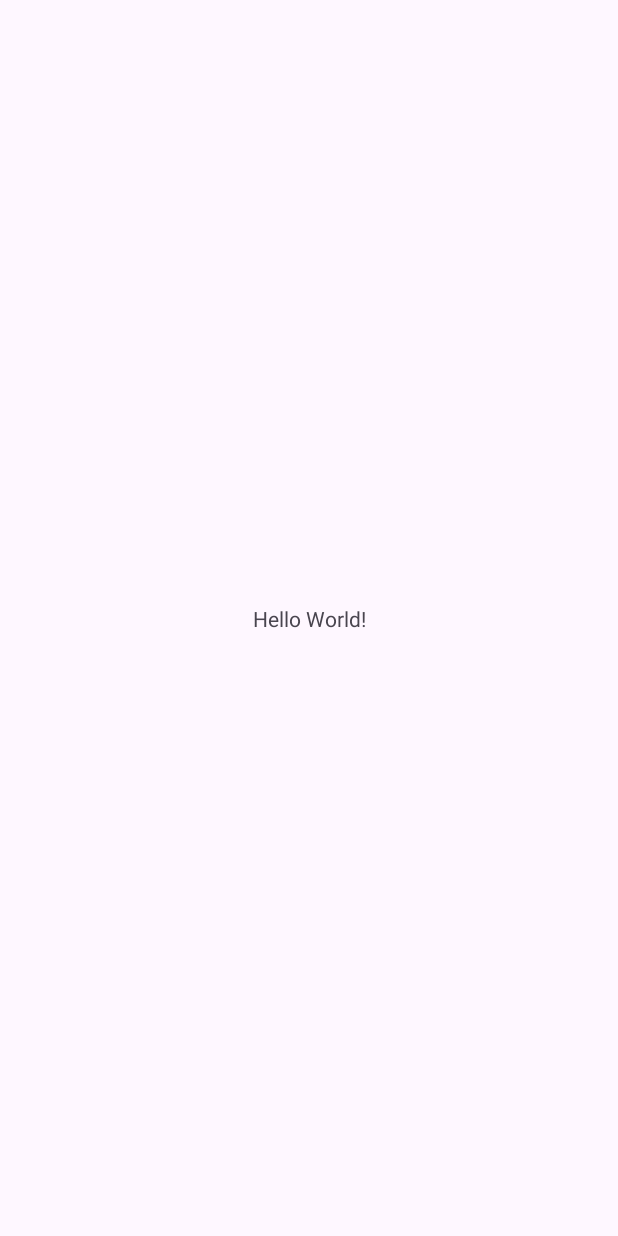
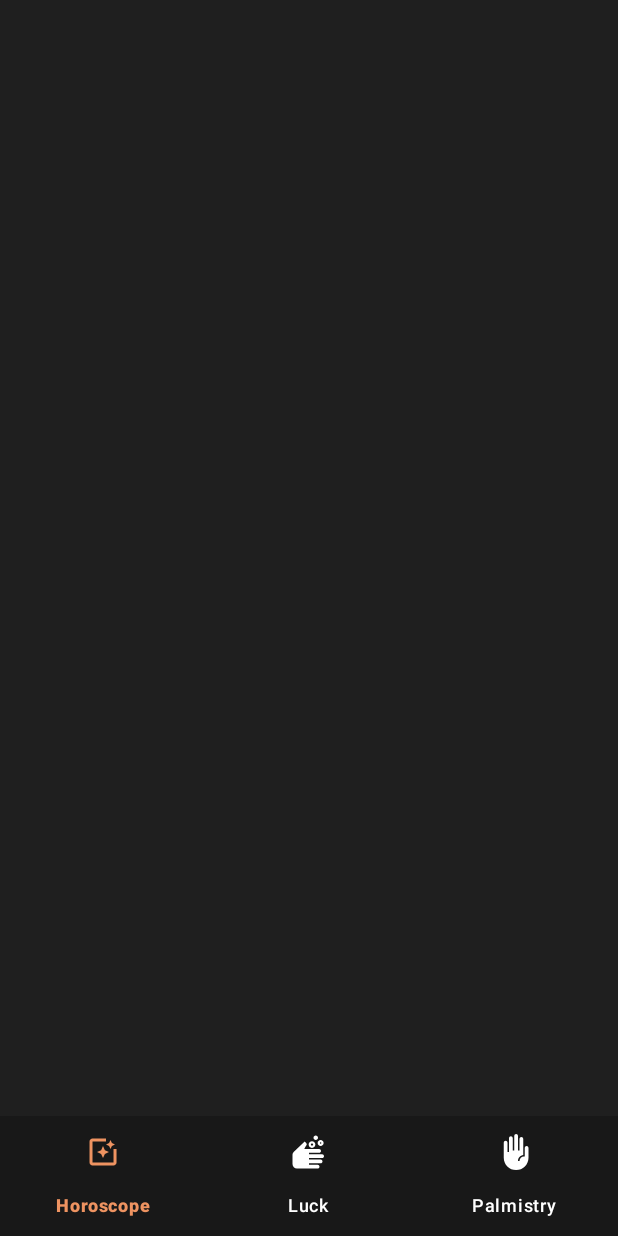
Before and after one commit to 4nd12030/HoroscApp, an Android app: the screen it shows after launch (MainActivity), on a phone screen of 412 x 824 dp. Before the commit the screen is almost empty. Run offline under Robolectric (Android 15) with nearby library versions, the phone set to English and light mode, and no system bars; our stand-ins replace navigation-ui.

Commit message:
Configurando navigation component

```diff
--- a/app/src/main/java/com/cursokotlin/horoscapp/ui/home/MainActivity.kt
+++ b/app/src/main/java/com/cursokotlin/horoscapp/ui/home/MainActivity.kt
@@ -1,12 +1,39 @@
 package com.cursokotlin.horoscapp.ui.home
 
+import android.os.Bundle
 import androidx.appcompat.app.AppCompatActivity
-import android.os.Bundle
+import androidx.navigation.NavController
+import androidx.navigation.fragment.NavHostFragment
+import androidx.navigation.ui.setupWithNavController
 import com.cursokotlin.horoscapp.R
+import com.cursokotlin.horoscapp.databinding.ActivityMainBinding
+import com.google.android.material.bottomnavigation.BottomNavigationView
 
 class MainActivity : AppCompatActivity() {
+
+    private lateinit var binding: ActivityMainBinding
+    private lateinit var navController: NavController
+    private lateinit var bottonNavigationView: BottomNavigationView
+
     override fun onCreate(savedInstanceState: Bundle?) {
         super.onCreate(savedInstanceState)
-        setContentView(R.layout.activity_main)
+        binding = ActivityMainBinding.inflate(layoutInflater)
+        setContentView(binding.root)
+
+        bottonNavigationView = binding.bottomNavView
+
+        initUI()
+
+    }
+
+    private fun initUI() {
+        initNavigation()
+    }
+
+
+    private fun initNavigation() {
+        val navHost = supportFragmentManager.findFragmentById(R.id.fragmentContainerView) as NavHostFragment
+        navController = navHost.navController
+        bottonNavigationView.setupWithNavController(navController)
     }
 }
--- /dev/null
+++ b/app/src/main/java/com/cursokotlin/horoscapp/ui/horoscope/HoroscopeFragment.kt
@@ -0,0 +1,26 @@
+package com.cursokotlin.horoscapp.ui.horoscope
+
+import android.os.Bundle
+import android.util.Log
+import android.view.LayoutInflater
+import android.view.View
+import android.view.ViewGroup
+import androidx.fragment.app.Fragment
+import com.cursokotlin.horoscapp.databinding.FragmentHoroscopeBinding
+
+class HoroscopeFragment : Fragment() {
+
+    private var _binding: FragmentHoroscopeBinding? = null
+    private val binding get() = _binding!!
+
+    override fun onCreateView(
+        inflater: LayoutInflater, container: ViewGroup?,
+        savedInstanceState: Bundle?
+    ): View {
+        _binding = FragmentHoroscopeBinding.inflate(layoutInflater, container, false)
+        Log.i("Fragment", "$binding")
+        // Inflate the layout for this fragment
+        return binding.root
+    }
+
+}
--- /dev/null
+++ b/app/src/main/java/com/cursokotlin/horoscapp/ui/luck/LuckFragment.kt
@@ -0,0 +1,28 @@
+package com.cursokotlin.horoscapp.ui.luck
+
+import android.os.Bundle
+import android.util.Log
+import android.view.LayoutInflater
+import android.view.View
+import android.view.ViewGroup
+import androidx.fragment.app.Fragment
+import com.cursokotlin.horoscapp.databinding.FragmentLuckBinding
+
+
+class LuckFragment : Fragment() {
+
+    private var _binding: FragmentLuckBinding? = null
+    private val binding get() = _binding!!
+
+
+    override fun onCreateView(
+        inflater: LayoutInflater, container: ViewGroup?,
+        savedInstanceState: Bundle?
+    ): View {
+        // Inflate the layout for this fragment
+        _binding = FragmentLuckBinding.inflate(layoutInflater, container, false)
+        Log.i("Fragment", "$binding")
+        return binding.root
+    }
+
+}
--- /dev/null
+++ b/app/src/main/java/com/cursokotlin/horoscapp/ui/palmistry/PalmistryFragment.kt
@@ -0,0 +1,27 @@
+package com.cursokotlin.horoscapp.ui.palmistry
+
+import android.os.Bundle
+import android.util.Log
+import android.view.LayoutInflater
+import android.view.View
+import android.view.ViewGroup
+import androidx.fragment.app.Fragment
+import com.cursokotlin.horoscapp.databinding.FragmentPalmistryBinding
+
+class PalmistryFragment : Fragment() {
+
+    private var _binding: FragmentPalmistryBinding? = null
+    private val binding get() = _binding!!
+
+    override fun onCreateView(
+        inflater: LayoutInflater, container: ViewGroup?,
+        savedInstanceState: Bundle?
+    ): View {
+//        Log.i("Fragment", "$binding")
+        _binding = FragmentPalmistryBinding.inflate(layoutInflater, container, false)
+        Log.i("Fragment", "$binding")
+        return binding.root
+    }
+
+
+}
--- /dev/null
+++ b/app/src/main/res/color/bottom_nav_selector.xml
@@ -0,0 +1,6 @@
+<?xml version="1.0" encoding="utf-8"?>
+<selector xmlns:android="http://schemas.android.com/apk/res/android">
+    <item android:color="@color/secondary" android:state_checked="true"/>
+    <item android:color="@color/accent"/>
+
+</selector>
--- /dev/null
+++ b/app/src/main/res/drawable/ic_horoscope.xml
@@ -0,0 +1,5 @@
+<vector android:height="800dp" android:tint="#000000"
+    android:viewportHeight="24" android:viewportWidth="24"
+    android:width="800dp" xmlns:android="http://schemas.android.com/apk/res/android">
+    <path android:fillColor="@android:color/white" android:pathData="M19.02,10v9L5,19L5,5h9L14,3L5.02,3c-1.1,0 -2,0.9 -2,2v14c0,1.1 0.9,2 2,2h14c1.1,0 2,-0.9 2,-2v-9h-2zM17,10l0.94,-2.06L20,7l-2.06,-0.94L17,4l-0.94,2.06L14,7l2.06,0.94zM13.25,10.75L12,8l-1.25,2.75L8,12l2.75,1.25L12,16l1.25,-2.75L16,12z"/>
+</vector>
--- /dev/null
+++ b/app/src/main/res/drawable/ic_lucky.xml
@@ -0,0 +1,5 @@
+<vector android:height="800dp" android:tint="#000000"
+    android:viewportHeight="24" android:viewportWidth="24"
+    android:width="800dp" xmlns:android="http://schemas.android.com/apk/res/android">
+    <path android:fillColor="@android:color/white" android:pathData="M9.12,5l-7.18,6.79C1.34,12.35 1,13.14 1,13.97V20c0,1.66 1.34,3 3,3h6.25H12h5.75c0.69,0 1.25,-0.56 1.25,-1.25s-0.56,-1.25 -1.25,-1.25H12v-1h7.75c0.69,0 1.25,-0.56 1.25,-1.25S20.44,17 19.75,17H12v-1h8.75c0.69,0 1.25,-0.56 1.25,-1.25s-0.56,-1.25 -1.25,-1.25H12v-1h6.75c0.69,0 1.25,-0.56 1.25,-1.25S19.44,10 18.75,10H8.86c0.64,-1.11 1.48,-2.58 1.49,-2.61c0.09,-0.16 0.14,-0.33 0.14,-0.53c0,-0.26 -0.09,-0.5 -0.26,-0.7C10.22,6.12 9.12,5 9.12,5L9.12,5zM14,6.25c0.41,0 0.75,0.34 0.75,0.75S14.41,7.75 14,7.75S13.25,7.41 13.25,7S13.59,6.25 14,6.25M14,4.75c-1.24,0 -2.25,1.01 -2.25,2.25S12.76,9.25 14,9.25S16.25,8.24 16.25,7S15.24,4.75 14,4.75L14,4.75zM19.75,5.5c0.28,0 0.5,0.22 0.5,0.5s-0.22,0.5 -0.5,0.5s-0.5,-0.22 -0.5,-0.5S19.47,5.5 19.75,5.5M19.75,4c-1.1,0 -2,0.9 -2,2s0.9,2 2,2s2,-0.9 2,-2S20.85,4 19.75,4L19.75,4zM16.5,1C15.67,1 15,1.67 15,2.5S15.67,4 16.5,4C17.33,4 18,3.33 18,2.5S17.33,1 16.5,1z"/>
+</vector>
--- /dev/null
+++ b/app/src/main/res/drawable/ic_palmistry.xml
@@ -0,0 +1,5 @@
+<vector android:height="800dp" android:tint="#000000"
+    android:viewportHeight="24" android:viewportWidth="24"
+    android:width="800dp" xmlns:android="http://schemas.android.com/apk/res/android">
+    <path android:fillColor="@android:color/white" android:pathData="M19.75,8c-0.69,0 -1.25,0.56 -1.25,1.25V15H18c-1.65,0 -3,1.35 -3,3h-1c0,-2.04 1.53,-3.72 3.5,-3.97l0,-10.78C17.5,2.56 16.94,2 16.25,2C15.56,2 15,2.56 15,3.25V11h-1V1.25C14,0.56 13.44,0 12.75,0S11.5,0.56 11.5,1.25V11h-1V2.75c0,-0.69 -0.56,-1.25 -1.25,-1.25S8,2.06 8,2.75V12H7V5.75C7,5.06 6.44,4.5 5.75,4.5S4.5,5.06 4.5,5.75v10c0,4.56 3.69,8.25 8.25,8.25S21,20.31 21,15.75v-6.5C21,8.56 20.44,8 19.75,8z"/>
+</vector>
--- a/app/src/main/res/layout/activity_main.xml
+++ b/app/src/main/res/layout/activity_main.xml
@@ -1,18 +1,35 @@
 <?xml version="1.0" encoding="utf-8"?>
-<androidx.constraintlayout.widget.ConstraintLayout xmlns:android="http://schemas.android.com/apk/res/android"
+<androidx.constraintlayout.widget.ConstraintLayout
+    xmlns:android="http://schemas.android.com/apk/res/android"
     xmlns:app="http://schemas.android.com/apk/res-auto"
     xmlns:tools="http://schemas.android.com/tools"
     android:layout_width="match_parent"
     android:layout_height="match_parent"
     tools:context=".ui.home.MainActivity">
 
-    <TextView
-        android:layout_width="wrap_content"
-        android:layout_height="wrap_content"
-        android:text="Hello World!"
+    <androidx.fragment.app.FragmentContainerView
+        android:id="@+id/fragmentContainerView"
+        android:name="androidx.navigation.fragment.NavHostFragment"
+        android:layout_width="0dp"
+        android:layout_height="0dp"
+        app:navGraph="@navigation/main_graph"
+        app:defaultNavHost="true"
         app:layout_constraintBottom_toBottomOf="parent"
         app:layout_constraintEnd_toEndOf="parent"
         app:layout_constraintStart_toStartOf="parent"
         app:layout_constraintTop_toTopOf="parent" />
 
+    <com.google.android.material.bottomnavigation.BottomNavigationView
+        android:id="@+id/bottomNavView"
+        android:layout_width="0dp"
+        android:layout_height="wrap_content"
+        app:itemIconTint="@color/bottom_nav_selector"
+        app:itemTextColor="@color/bottom_nav_selector"
+        app:menu="@menu/bottom_menu"
+        app:itemActiveIndicatorStyle="@null"
+        android:background="@color/primaryDark"
+        app:layout_constraintStart_toStartOf="parent"
+        app:layout_constraintEnd_toEndOf="parent"
+        app:layout_constraintBottom_toBottomOf="parent"/>
+
 </androidx.constraintlayout.widget.ConstraintLayout>
--- /dev/null
+++ b/app/src/main/res/layout/fragment_horoscope.xml
@@ -0,0 +1,10 @@
+<?xml version="1.0" encoding="utf-8"?>
+<FrameLayout xmlns:android="http://schemas.android.com/apk/res/android"
+    xmlns:tools="http://schemas.android.com/tools"
+    android:layout_width="match_parent"
+    android:layout_height="match_parent"
+    android:background="@color/primary"
+    tools:context=".ui.horoscope.HoroscopeFragment">
+
+
+</FrameLayout>
--- /dev/null
+++ b/app/src/main/res/layout/fragment_luck.xml
@@ -0,0 +1,10 @@
+<?xml version="1.0" encoding="utf-8"?>
+<FrameLayout xmlns:android="http://schemas.android.com/apk/res/android"
+    xmlns:tools="http://schemas.android.com/tools"
+    android:layout_width="match_parent"
+    android:layout_height="match_parent"
+    android:background="@color/primary"
+    tools:context=".ui.luck.LuckFragment">
+
+
+</FrameLayout>
--- /dev/null
+++ b/app/src/main/res/layout/fragment_palmistry.xml
@@ -0,0 +1,11 @@
+<?xml version="1.0" encoding="utf-8"?>
+<FrameLayout xmlns:android="http://schemas.android.com/apk/res/android"
+    xmlns:tools="http://schemas.android.com/tools"
+    android:layout_width="match_parent"
+    android:layout_height="match_parent"
+    android:background="@color/primary"
+    tools:context=".ui.palmistry.PalmistryFragment">
+
+
+
+</FrameLayout>
--- /dev/null
+++ b/app/src/main/res/menu/bottom_menu.xml
@@ -0,0 +1,18 @@
+<?xml version="1.0" encoding="utf-8"?>
+<menu xmlns:android="http://schemas.android.com/apk/res/android">
+
+    <item
+        android:id="@+id/horoscopeFragment"
+        android:title="@string/horoscope"
+        android:icon="@drawable/ic_horoscope"/>
+
+    <item
+        android:id="@+id/luckFragment"
+        android:title="@string/luck"
+        android:icon="@drawable/ic_lucky"/>
+    <item
+        android:id="@+id/palmistryFragment"
+        android:title="@string/palmistry"
+        android:icon="@drawable/ic_palmistry"/>
+
+</menu>
--- /dev/null
+++ b/app/src/main/res/navigation/main_graph.xml
@@ -0,0 +1,23 @@
+<?xml version="1.0" encoding="utf-8"?>
+<navigation xmlns:android="http://schemas.android.com/apk/res/android"
+    xmlns:app="http://schemas.android.com/apk/res-auto"
+    xmlns:tools="http://schemas.android.com/tools"
+    android:id="@+id/main_graph"
+    app:startDestination="@id/horoscopeFragment">
+
+    <fragment
+        android:id="@+id/horoscopeFragment"
+        android:name="com.cursokotlin.horoscapp.ui.horoscope.HoroscopeFragment"
+        android:label="fragment_horoscope"
+        tools:layout="@layout/fragment_horoscope" />
+    <fragment
+        android:id="@+id/luckFragment"
+        android:name="com.cursokotlin.horoscapp.ui.luck.LuckFragment"
+        android:label="fragment_luck"
+        tools:layout="@layout/fragment_luck" />
+    <fragment
+        android:id="@+id/palmistryFragment"
+        android:name="com.cursokotlin.horoscapp.ui.palmistry.PalmistryFragment"
+        android:label="fragment_palmistry"
+        tools:layout="@layout/fragment_palmistry" />
+</navigation>
--- a/app/src/main/res/values/colors.xml
+++ b/app/src/main/res/values/colors.xml
@@ -2,4 +2,14 @@
 <resources>
     <color name="black">#FF000000</color>
     <color name="white">#FFFFFFFF</color>
+
+    <color name="primary">#1f1f1f</color>
+    <color name="primaryDark">#181818</color>
+    <color name="secondary">#EE9361</color>
+    <color name="accent">#FFFFFFFF</color>
+    <color name="gold">#FFE78F</color>
+    <color name="black_alpha">#98000000</color>
+
+    <color name="red">#FF0000</color>
+
 </resources>
--- a/app/src/main/res/values/strings.xml
+++ b/app/src/main/res/values/strings.xml
@@ -1,3 +1,11 @@
 <resources>
     <string name="app_name">HoroscApp</string>
+    <!-- TODO: Remove or change this placeholder text -->
+    <string name="hello_blank_fragment">Hello blank fragment</string>
+
+
+    <!-- BottomBar-->
+    <string name="horoscope">Horoscope</string>
+    <string name="luck">Luck</string>
+    <string name="palmistry">Palmistry</string>
 </resources>
```
Also changed, not shown: app/build.gradle.kts (+13 -0 lines), 2 other files.
